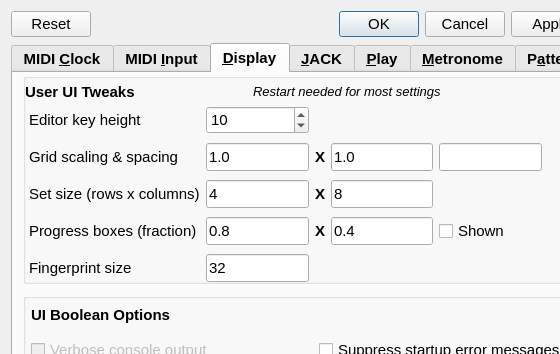
Qt form seq_qt5/forms/qseditoptions.ui (ahlstromcj/seq66) before a commit; both pictures show x 0 to 560 and y 0 to 354 of the 750 by 670 pixel window.
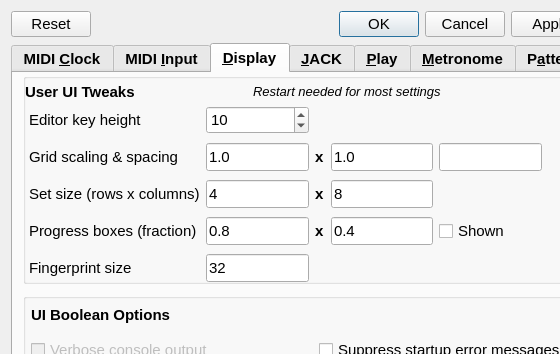
The same form after that commit. The open tabs and pages were chosen to show the change.

The edit to the form file:
```diff
--- a/seq_qt5/forms/qseditoptions.ui
+++ b/seq_qt5/forms/qseditoptions.ui
@@ -1489,7 +1489,7 @@
            <bool>true</bool>
           </property>
           <property name="text">
-           <string>X</string>
+           <string>x</string>
           </property>
          </widget>
         </item>
@@ -1532,7 +1532,7 @@
         <item row="1" column="2">
          <widget class="QLabel" name="label_x">
           <property name="text">
-           <string>X</string>
+           <string>x</string>
           </property>
          </widget>
         </item>
@@ -1561,7 +1561,7 @@
            <bool>true</bool>
           </property>
           <property name="text">
-           <string>X</string>
+           <string>x</string>
           </property>
          </widget>
         </item>
```
Left out of the diff: 2 changed lines with no effect on the pictures.
